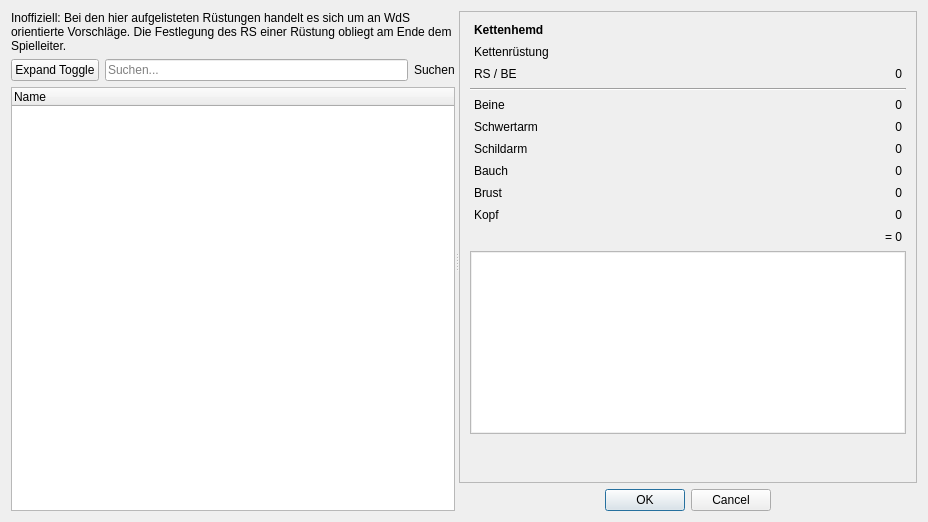
The window that designer/CharakterRuestungPicker.ui (Aeolitus/Sephrasto) describes before a commit, drawn with Qt 5.
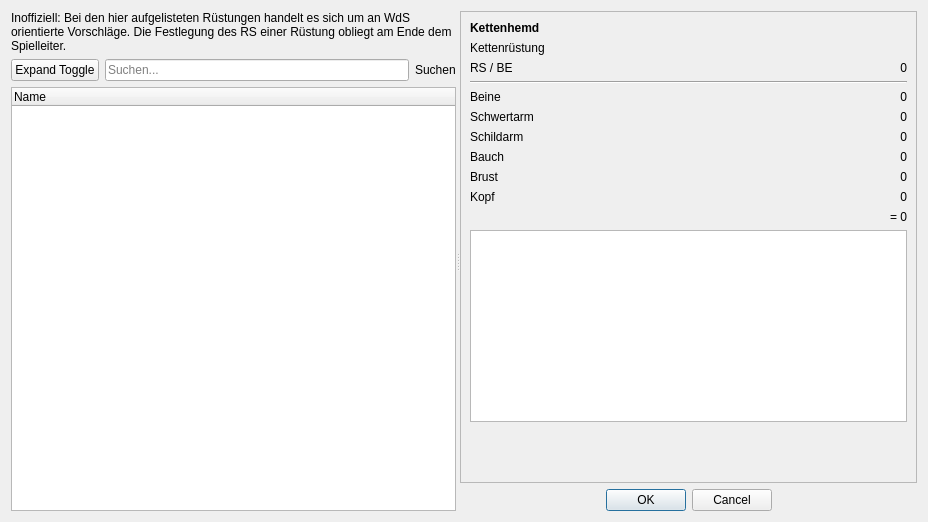
The same window after the commit.

The edit to the form file:
```diff
--- a/designer/CharakterRuestungPicker.ui
+++ b/designer/CharakterRuestungPicker.ui
@@ -67,6 +67,11 @@
          </item>
          <item>
           <widget class="QLabel" name="labelFilter">
+           <property name="font">
+            <font>
+             <hintingpreference>PreferNoHinting</hintingpreference>
+            </font>
+           </property>
            <property name="text">
             <string>Suchen</string>
            </property>
@@ -136,13 +141,9 @@
          </property>
          <property name="font">
           <font>
-           <weight>50</weight>
            <bold>false</bold>
           </font>
          </property>
-         <property name="styleSheet">
-          <string notr="true">padding: 1px</string>
-         </property>
          <property name="frameShape">
           <enum>QFrame::StyledPanel</enum>
          </property>
@@ -154,8 +155,8 @@
            <rect>
             <x>0</x>
             <y>0</y>
-            <width>424</width>
-            <height>459</height>
+            <width>405</width>
+            <height>460</height>
            </rect>
           </property>
           <layout class="QFormLayout" name="formLayout">
@@ -163,7 +164,6 @@
             <widget class="QLabel" name="lblName">
              <property name="font">
               <font>
-               <weight>75</weight>
                <bold>true</bold>
               </font>
              </property>
@@ -213,7 +213,6 @@
             <widget class="QLabel" name="lblBeineL">
              <property name="font">
               <font>
-               <weight>50</weight>
                <bold>false</bold>
               </font>
              </property>
```
Left out of the diff: 41 changed lines with no effect on the pictures.
